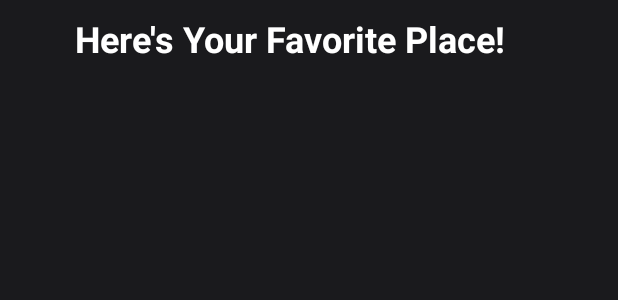
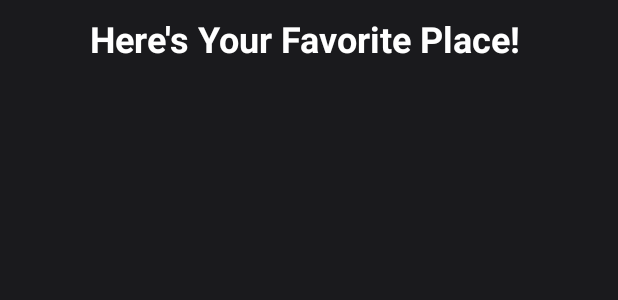
Before and after one commit to kilyfa/TravelMate-Frontend, an Android app: the layout fragment_favorite.xml on its own in the app's theme, with its tools: preview values and no code run, on a phone screen of 412 x 824 dp. Shown: the top 300 px of the screen. Run offline under Robolectric (Android 15) with nearby library versions, the phone set to English and light mode, and no system bars.

Commit message:
fixed favorite fragment position

```diff
--- a/app/src/main/res/layout/fragment_favorite.xml
+++ b/app/src/main/res/layout/fragment_favorite.xml
@@ -12,7 +12,7 @@
         android:layout_height="wrap_content"
         android:paddingTop="10dp"
         android:paddingBottom="10dp"
-        android:paddingStart="50dp"
+        android:paddingStart="60dp"
         android:paddingEnd="50dp"
         android:text="Here's Your Favorite Place!"
         android:textColor="@color/white"
```
